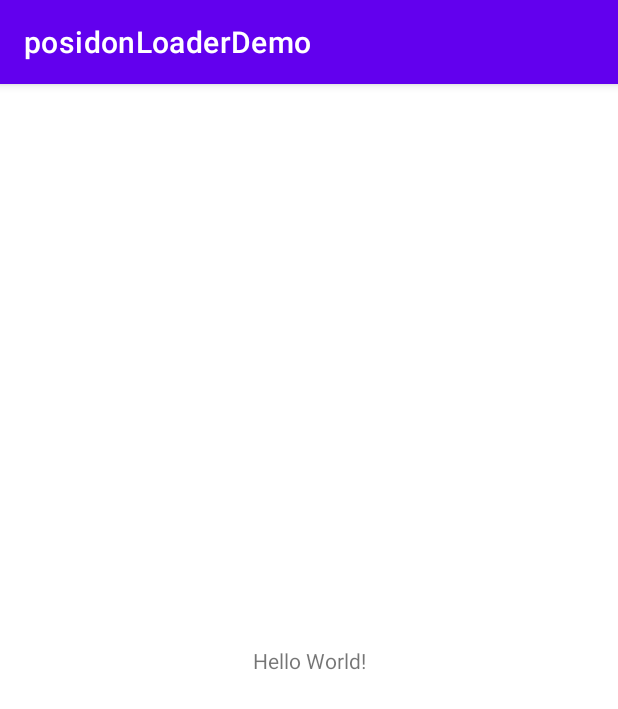
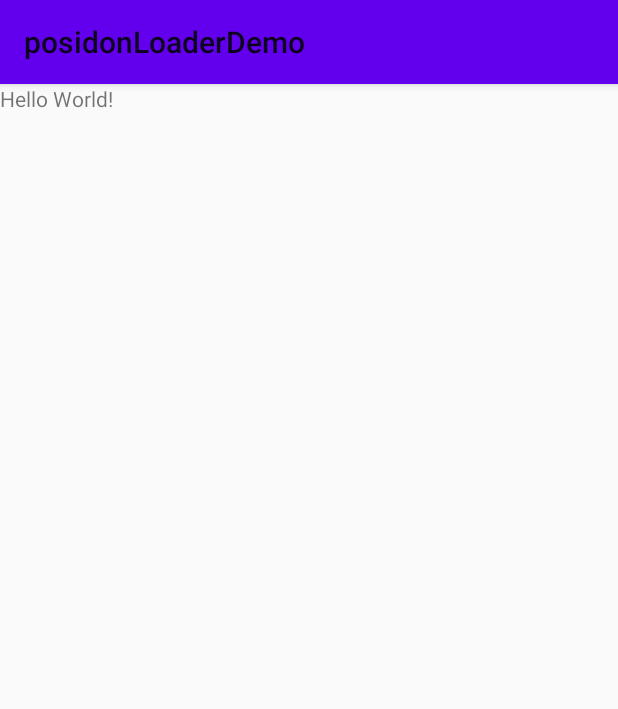
Before and after one commit to lposidon/android.libduckduckgo, an Android app: the screen it shows after launch (MainActivity), on a phone screen of 412 x 824 dp. Shown: the top 709 px of the screen. Run offline under Robolectric (Android 15) with nearby library versions, the phone set to English and light mode, and no system bars.

Commit message:
removed a dependency and renamed the loadText method to load

```diff
--- a/app/build.gradle
+++ b/app/build.gradle
@@ -37,8 +37,6 @@ dependencies {
     implementation "org.jetbrains.kotlin:kotlin-stdlib:$kotlin_version"
     implementation 'androidx.core:core-ktx:1.3.2'
     implementation 'androidx.appcompat:appcompat:1.2.0'
-    implementation 'com.google.android.material:material:1.3.0'
-    implementation 'androidx.constraintlayout:constraintlayout:2.0.4'
     implementation project(path: ':lib')
     testImplementation 'junit:junit:4.+'
     androidTestImplementation 'androidx.test.ext:junit:1.1.2'
--- a/app/src/main/res/layout/activity_main.xml
+++ b/app/src/main/res/layout/activity_main.xml
@@ -1,18 +1,12 @@
 <?xml version="1.0" encoding="utf-8"?>
-<androidx.constraintlayout.widget.ConstraintLayout xmlns:android="http://schemas.android.com/apk/res/android"
-    xmlns:app="http://schemas.android.com/apk/res-auto"
+<LinearLayout
+    xmlns:android="http://schemas.android.com/apk/res/android"
     xmlns:tools="http://schemas.android.com/tools"
     android:layout_width="match_parent"
     android:layout_height="match_parent"
     tools:context=".MainActivity">
-
     <TextView
         android:layout_width="wrap_content"
         android:layout_height="wrap_content"
-        android:text="Hello World!"
-        app:layout_constraintBottom_toBottomOf="parent"
-        app:layout_constraintLeft_toLeftOf="parent"
-        app:layout_constraintRight_toRightOf="parent"
-        app:layout_constraintTop_toTopOf="parent" />
-
-</androidx.constraintlayout.widget.ConstraintLayout>
+        android:text="Hello World!"/>
+</LinearLayout>
--- a/app/src/main/res/values-night/themes.xml
+++ /dev/null
@@ -1,16 +0,0 @@
-<resources xmlns:tools="http://schemas.android.com/tools">
-    <!-- Base application theme. -->
-    <style name="Theme.PosidonLoaderDemo" parent="Theme.MaterialComponents.DayNight.DarkActionBar">
-        <!-- Primary brand color. -->
-        <item name="colorPrimary">@color/purple_200</item>
-        <item name="colorPrimaryVariant">@color/purple_700</item>
-        <item name="colorOnPrimary">@color/black</item>
-        <!-- Secondary brand color. -->
-        <item name="colorSecondary">@color/teal_200</item>
-        <item name="colorSecondaryVariant">@color/teal_200</item>
-        <item name="colorOnSecondary">@color/black</item>
-        <!-- Status bar color. -->
-        <item name="android:statusBarColor" tools:targetApi="l">?attr/colorPrimaryVariant</item>
-        <!-- Customize your theme here. -->
-    </style>
-</resources>
--- a/app/src/main/res/values/themes.xml
+++ b/app/src/main/res/values/themes.xml
@@ -1,16 +1,5 @@
-<resources xmlns:tools="http://schemas.android.com/tools">
-    <!-- Base application theme. -->
-    <style name="Theme.PosidonLoaderDemo" parent="Theme.MaterialComponents.DayNight.DarkActionBar">
-        <!-- Primary brand color. -->
+<resources>
+    <style name="Theme.PosidonLoaderDemo" parent="Theme.AppCompat.DayNight">
         <item name="colorPrimary">@color/purple_500</item>
-        <item name="colorPrimaryVariant">@color/purple_700</item>
-        <item name="colorOnPrimary">@color/white</item>
-        <!-- Secondary brand color. -->
-        <item name="colorSecondary">@color/teal_200</item>
-        <item name="colorSecondaryVariant">@color/teal_700</item>
-        <item name="colorOnSecondary">@color/black</item>
-        <!-- Status bar color. -->
-        <item name="android:statusBarColor" tools:targetApi="l">?attr/colorPrimaryVariant</item>
-        <!-- Customize your theme here. -->
     </style>
 </resources>
--- a/lib/build.gradle
+++ b/lib/build.gradle
@@ -40,7 +40,6 @@ dependencies {
     implementation "org.jetbrains.kotlin:kotlin-stdlib:$kotlin_version"
     implementation 'androidx.core:core-ktx:1.3.2'
     implementation 'androidx.appcompat:appcompat:1.2.0'
-    implementation 'com.google.android.material:material:1.3.0'
     testImplementation 'junit:junit:4.+'
     androidTestImplementation 'androidx.test.ext:junit:1.1.2'
     androidTestImplementation 'androidx.test.espresso:espresso-core:3.3.0'
```
Also changed, not shown: lib/src/main/java/posidon/android/loader/DuckInstantAnswer.kt (+6 -6 lines), lib/src/main/java/posidon/android/loader/TextLoader.kt (+7 -5 lines).
